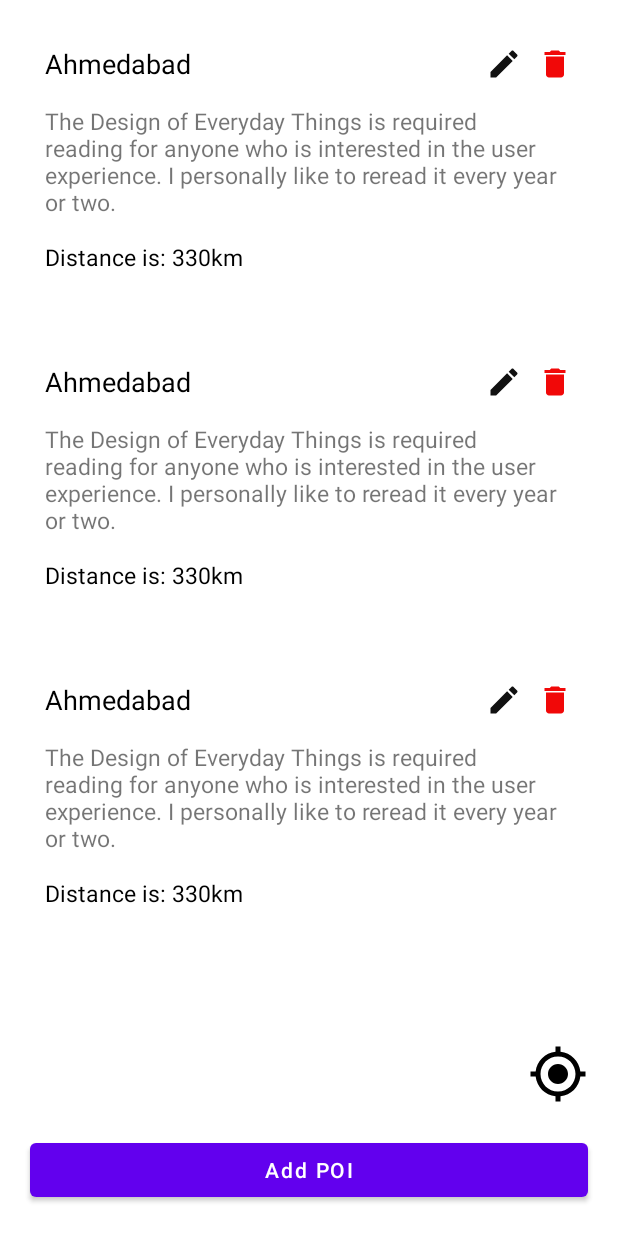
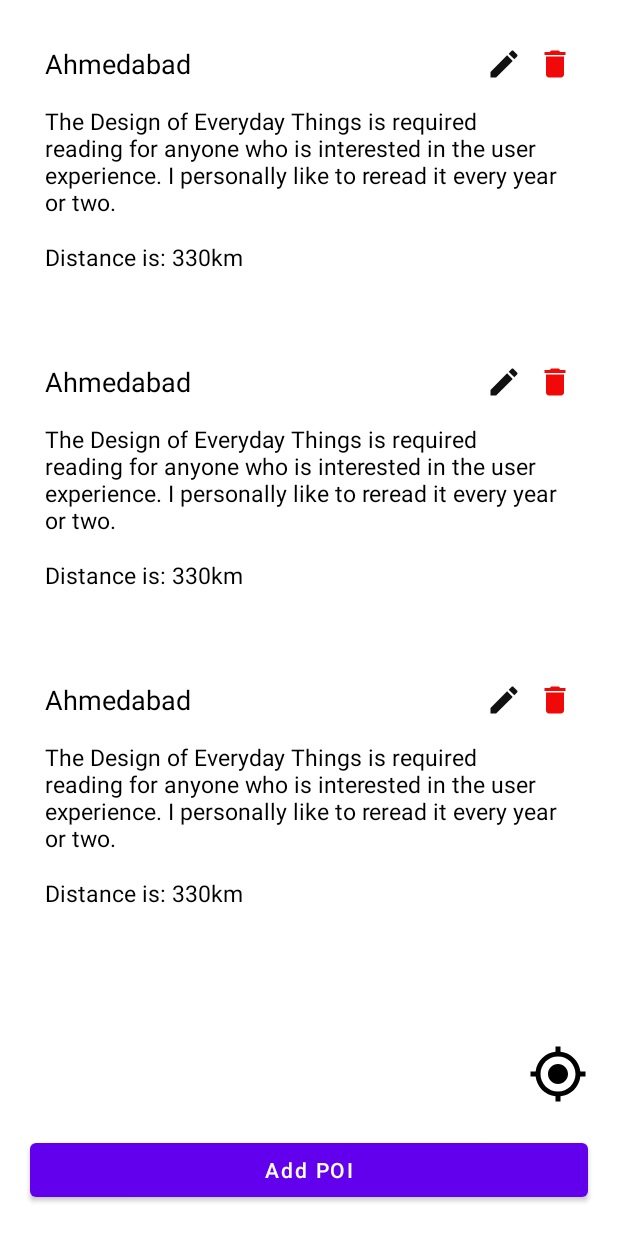
Before and after one commit to MiteshPrajapati591/MapApplication, an Android app: the layout activity_main.xml on its own in the app's theme, with its tools: preview values and no code run, on a phone screen of 412 x 824 dp. Run offline under Robolectric (Android 15) with nearby library versions, the phone set to English and light mode, and no system bars; plain views replace RoundRectView.

Commit message:
[+] add some changes in functionality

```diff
--- a/app/build.gradle
+++ b/app/build.gradle
@@ -6,12 +6,12 @@ plugins {
 }
 
 android {
-    compileSdk 32
+    compileSdk 33
 
     defaultConfig {
         applicationId "com.example.mapdemoapplication"
         minSdk 26
-        targetSdk 32
+        targetSdk 33
         versionCode 1
         versionName "1.0"
 
--- a/app/src/main/java/com/example/mapdemoapplication/helper/SQLiteHelper.kt
+++ b/app/src/main/java/com/example/mapdemoapplication/helper/SQLiteHelper.kt
@@ -13,7 +13,7 @@ class SQLiteHelper(context: Context): SQLiteOpenHelper(context, DATABASE_NAME, n
     companion object{
         private const val DATABASE_VERSION = 1
         private const val DATABASE_NAME = "address.db"
-        private const val TBL_ADDRESS = "tbl_address"
+        const val TBL_ADDRESS = "tbl_address"
         private const val ID = "id"
         private const val CITY = "city"
         private const val ADDRESS_FILED = "addressFiled"
--- a/app/src/main/java/com/example/mapdemoapplication/model/AddressModel.kt
+++ b/app/src/main/java/com/example/mapdemoapplication/model/AddressModel.kt
@@ -7,8 +7,8 @@ data class AddressModel(
     var city: String = "",
     var addressFiled: String = "",
     var distance: String = "",
-    var lat: String = "23.0344",
-    var long: String = "72.3678",
+    var lat: String = "",
+    var long: String = "",
     )
 {
 
--- a/app/src/main/res/layout/activity_main.xml
+++ b/app/src/main/res/layout/activity_main.xml
@@ -4,14 +4,53 @@
     xmlns:tools="http://schemas.android.com/tools"
     android:layout_width="match_parent"
     android:layout_height="match_parent"
-    tools:context=".MainActivity">
+    tools:context=".MainActivity"
+    android:background="@color/colorWhite"
+    >
+
+    <com.google.android.material.button.MaterialButton
+        android:id="@+id/buttonAscending"
+        android:layout_width="wrap_content"
+        android:layout_height="wrap_content"
+        android:text="Ascending"
+        app:strokeColor="@color/colorRedEA"
+        app:strokeWidth="2dp"
+        android:textColor="@color/colorRedEA"
+        android:backgroundTint="@color/colorWhite"
+        android:textAllCaps="false"
+        app:layout_constraintStart_toStartOf="parent"
+        app:layout_constraintTop_toTopOf="parent"
+        android:layout_marginStart="20dp"
+        android:visibility="gone"
+        />
+
+    <com.google.android.material.button.MaterialButton
+        android:id="@+id/buttonDescending"
+        android:layout_width="wrap_content"
+        android:layout_height="wrap_content"
+        android:text="Descending"
+        app:strokeColor="@color/colorRedEA"
+        app:strokeWidth="2dp"
+        android:textColor="@color/colorRedEA"
+        android:backgroundTint="@color/colorWhite"
+        android:textAllCaps="false"
+        app:layout_constraintEnd_toEndOf="parent"
+        app:layout_constraintTop_toTopOf="parent"
+        android:layout_marginEnd="20dp"
+        android:visibility="gone"
+        />
+
 
     <androidx.recyclerview.widget.RecyclerView
         android:id="@+id/recyclerViewData"
         android:layout_width="match_parent"
-        android:layout_height="match_parent"
+        android:layout_height="0dp"
+        app:layout_constraintTop_toBottomOf="@+id/buttonAscending"
         tools:itemCount="3"
-        tools:listitem="@layout/address_list_item" />
+        tools:listitem="@layout/address_list_item"
+        app:layout_constraintBottom_toTopOf="@+id/buttonAddPOIBottom"
+        android:layout_marginBottom="5dp"
+        />
 
 
     <androidx.appcompat.widget.AppCompatTextView
--- a/app/src/main/res/layout/activity_search.xml
+++ b/app/src/main/res/layout/activity_search.xml
@@ -2,7 +2,9 @@
 <androidx.constraintlayout.widget.ConstraintLayout xmlns:android="http://schemas.android.com/apk/res/android"
     xmlns:app="http://schemas.android.com/apk/res-auto"
     android:layout_width="match_parent"
-    android:layout_height="match_parent">
+    android:layout_height="match_parent"
+    android:background="@color/colorWhite"
+    >
 
     <!--<androidx.appcompat.widget.AppCompatImageView
         android:id="@+id/imageViewMap"
--- a/app/src/main/res/layout/activity_splash.xml
+++ b/app/src/main/res/layout/activity_splash.xml
@@ -4,7 +4,9 @@
     xmlns:tools="http://schemas.android.com/tools"
     android:layout_width="match_parent"
     android:layout_height="match_parent"
-    tools:context=".MainActivity">
+    tools:context=".MainActivity"
+    android:background="@color/colorWhite"
+    >
 
     <TextView
         android:id="@+id/textView"
--- a/app/src/main/res/layout/address_list_item.xml
+++ b/app/src/main/res/layout/address_list_item.xml
@@ -3,7 +3,9 @@
     xmlns:android="http://schemas.android.com/apk/res/android"
     android:layout_width="match_parent"
     android:layout_height="wrap_content"
-    xmlns:app="http://schemas.android.com/apk/res-auto">
+    xmlns:app="http://schemas.android.com/apk/res-auto"
+    android:background="@color/colorWhite"
+    >
 
     <io.github.florent37.shapeofview.shapes.RoundRectView
         android:id="@+id/roundRectViewNote"
@@ -73,6 +75,7 @@
                 android:layout_marginTop="15dp"
                 android:textSize="15sp"
                 android:layout_marginEnd="10dp"
+                android:textColor="@color/black"
                 />
 
             <androidx.appcompat.widget.AppCompatTextView
```
Also changed, not shown: app/src/main/java/com/example/mapdemoapplication/MainActivity.kt (+136 -114 lines), app/src/main/java/com/example/mapdemoapplication/SearchActivity.kt (+26 -30 lines), app/src/main/java/com/example/mapdemoapplication/adapter/AddressListItemAdapter.kt (+28 -5 lines), app/src/main/res/layout/update_address_dialog_box.xml (+3 -23 lines).
